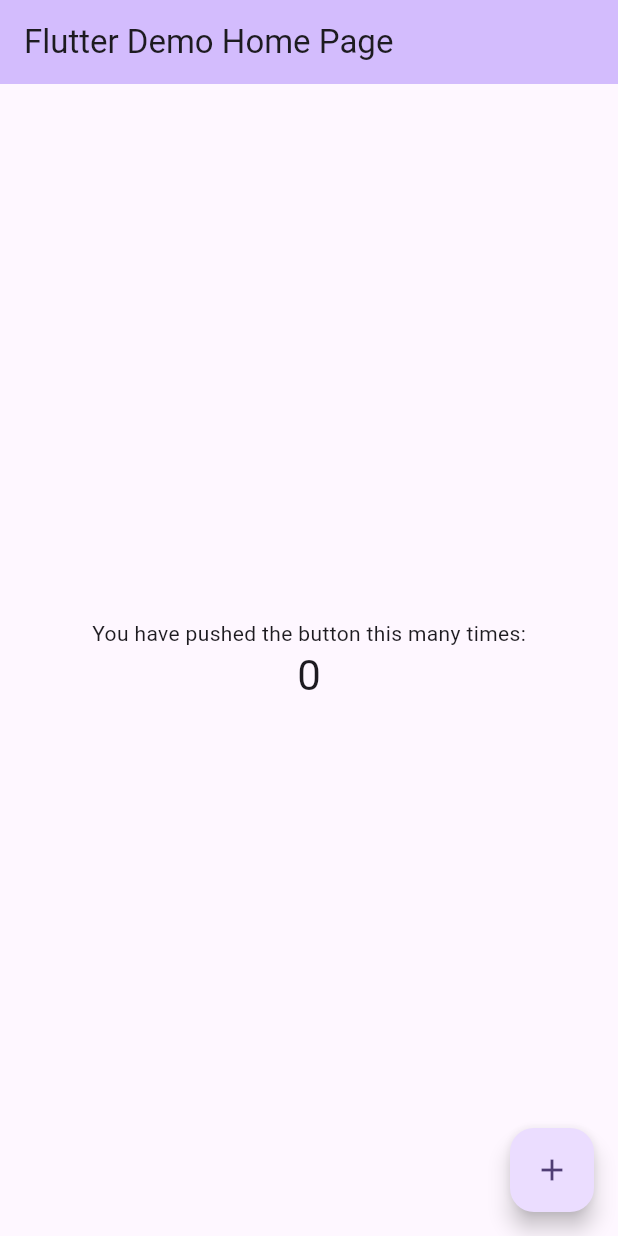
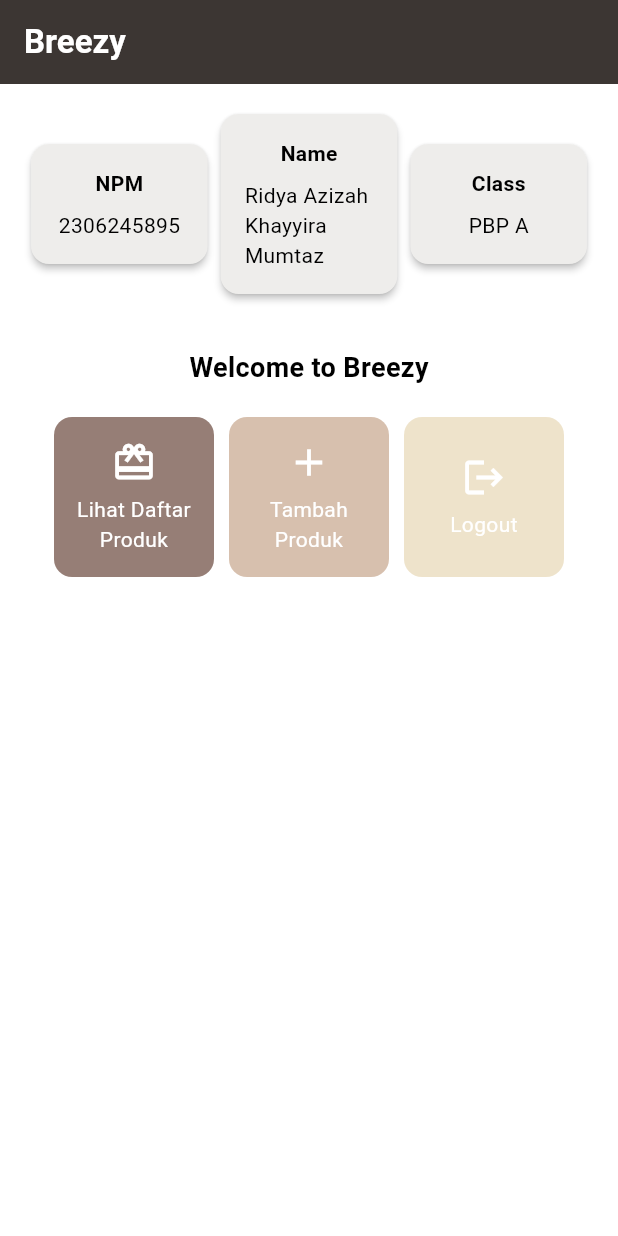
Before and after one commit to ridyaazizahkm/breezy-mobile, a Flutter app: the screen it shows after launch, on a phone screen of 412 x 824 dp. Run offline on Flutter 3.47's test engine with Material 3 defaults, Android fonts, the phone set to English and light mode, and no system bars.

Commit message:
tugas 7 selesai

```diff
--- a/lib/main.dart
+++ b/lib/main.dart
@@ -1,4 +1,5 @@
 import 'package:flutter/material.dart';
+import 'package:breezy/menu.dart';
 
 void main() {
   runApp(const MyApp());
@@ -28,98 +29,12 @@ class MyApp extends StatelessWidget {
         //
         // This works for code too, not just values: Most code changes can be
         // tested with just a hot reload.
-        colorScheme: ColorScheme.fromSeed(seedColor: Colors.deepPurple),
+        colorScheme: ColorScheme.fromSwatch(
+          primarySwatch: Colors.deepPurple,
+        ).copyWith(secondary: Colors.deepPurple[400]),
         useMaterial3: true,
       ),
-      home: const MyHomePage(title: 'Flutter Demo Home Page'),
+      home: MyHomePage(),
     );
   }
 }
-
-class MyHomePage extends StatefulWidget {
-  const MyHomePage({super.key, required this.title});
-
-  // This widget is the home page of your application. It is stateful, meaning
-  // that it has a State object (defined below) that contains fields that affect
-  // how it looks.
-
-  // This class is the configuration for the state. It holds the values (in this
-  // case the title) provided by the parent (in this case the App widget) and
-  // used by the build method of the State. Fields in a Widget subclass are
-  // always marked "final".
-
-  final String title;
-
-  @override
-  State<MyHomePage> createState() => _MyHomePageState();
-}
-
-class _MyHomePageState extends State<MyHomePage> {
-  int _counter = 0;
-
-  void _incrementCounter() {
-    setState(() {
-      // This call to setState tells the Flutter framework that something has
-      // changed in this State, which causes it to rerun the build method below
-      // so that the display can reflect the updated values. If we changed
-      // _counter without calling setState(), then the build method would not be
-      // called again, and so nothing would appear to happen.
-      _counter++;
-    });
-  }
-
-  @override
-  Widget build(BuildContext context) {
-    // This method is rerun every time setState is called, for instance as done
-    // by the _incrementCounter method above.
-    //
-    // The Flutter framework has been optimized to make rerunning build methods
-    // fast, so that you can just rebuild anything that needs updating rather
-    // than having to individually change instances of widgets.
-    return Scaffold(
-      appBar: AppBar(
-        // TRY THIS: Try changing the color here to a specific color (to
-        // Colors.amber, perhaps?) and trigger a hot reload to see the AppBar
-        // change color while the other colors stay the same.
-        backgroundColor: Theme.of(context).colorScheme.inversePrimary,
-        // Here we take the value from the MyHomePage object that was created by
-        // the App.build method, and use it to set our appbar title.
-        title: Text(widget.title),
-      ),
-      body: Center(
-        // Center is a layout widget. It takes a single child and positions it
-        // in the middle of the parent.
-        child: Column(
-          // Column is also a layout widget. It takes a list of children and
-          // arranges them vertically. By default, it sizes itself to fit its
-          // children horizontally, and tries to be as tall as its parent.
-          //
-          // Column has various properties to control how it sizes itself and
-          // how it positions its children. Here we use mainAxisAlignment to
-          // center the children vertically; the main axis here is the vertical
-          // axis because Columns are vertical (the cross axis would be
-          // horizontal).
-          //
-          // TRY THIS: Invoke "debug painting" (choose the "Toggle Debug Paint"
-          // action in the IDE, or press "p" in the console), to see the
-          // wireframe for each widget.
-          mainAxisAlignment: MainAxisAlignment.center,
-          children: <Widget>[
-            const Text(
-              'You have pushed the button this many times:',
-            ),
-            Text(
-              '$_counter',
-              style: Theme.of(context).textTheme.headlineMedium,
-            ),
-          ],
-        ),
-      ),
-      floatingActionButton: FloatingActionButton(
-        onPressed: _incrementCounter,
-        tooltip: 'Increment',
-        child: const Icon(Icons.add),
-      ), // This trailing comma makes auto-formatting nicer for build methods.
-    );
-  }
-}
--- /dev/null
+++ b/lib/menu.dart
@@ -0,0 +1,189 @@
+import 'package:flutter/material.dart';
+
+class MyHomePage extends StatelessWidget {
+  final String npm = '2306245895'; // NPM
+  final String name = 'Ridya Azizah Khayyira Mumtaz'; // Nama
+  final String className = 'PBP A'; // Kelas
+  MyHomePage({super.key});
+
+  final List<ItemHomepage> items = [
+    ItemHomepage("Lihat Daftar Produk", Icons.card_giftcard, Color(0xFF967E76)),
+    ItemHomepage("Tambah Produk", Icons.add, Color(0xFFD7C0AE)),
+    ItemHomepage("Logout", Icons.logout, Color(0xFFEEE3CB)),
+  ];
+
+  @override
+  Widget build(BuildContext context) {
+    // Scaffold menyediakan struktur dasar halaman dengan AppBar dan body.
+    return Scaffold(
+      // AppBar adalah bagian atas halaman yang menampilkan judul.
+      appBar: AppBar(
+        // Judul aplikasi
+        title: const Text(
+          'Breezy',
+          style: TextStyle(
+            color: Colors.white,
+            fontWeight: FontWeight.bold,
+          ),
+        ),
+        // Warna latar belakang AppBar diambil dari skema warna tema aplikasi.
+        backgroundColor: Color(0xFF3C3633),
+      ),
+      // Body halaman dengan padding di sekelilingnya.
+      body: Padding(
+        padding: const EdgeInsets.all(16.0),
+        // Menyusun widget secara vertikal dalam sebuah kolom.
+        child: Column(
+          crossAxisAlignment: CrossAxisAlignment.center,
+          children: [
+            // Row untuk menampilkan 3 InfoCard secara horizontal.
+            Row(
+              mainAxisAlignment: MainAxisAlignment.spaceEvenly,
+              children: [
+                InfoCard(title: 'NPM', content: npm),
+                InfoCard(title: 'Name', content: name),
+                InfoCard(title: 'Class', content: className),
+              ],
+            ),
+
+            // Memberikan jarak vertikal 16 unit.
+            const SizedBox(height: 16.0),
+
+            // Menempatkan widget berikutnya di tengah halaman.
+            Center(
+              child: Column(
+                // Menyusun teks dan grid item secara vertikal.
+
+                children: [
+                  // Menampilkan teks sambutan dengan gaya tebal dan ukuran 18.
+                  const Padding(
+                    padding: EdgeInsets.only(top: 16.0),
+                    child: Text(
+                      'Welcome to Breezy',
+                      style: TextStyle(
+                        fontWeight: FontWeight.bold,
+                        fontSize: 18.0,
+                      ),
+                    ),
+                  ),
+
+                  // Grid untuk menampilkan ItemCard dalam bentuk grid 3 kolom.
+                  GridView.count(
+                    primary: true,
+                    padding: const EdgeInsets.all(20),
+                    crossAxisSpacing: 10,
+                    mainAxisSpacing: 10,
+                    crossAxisCount: 3,
+                    // Agar grid menyesuaikan tinggi kontennya.
+                    shrinkWrap: true,
+
+                    // Menampilkan ItemCard untuk setiap item dalam list items.
+                    children: items.map((ItemHomepage item) {
+                      return ItemCard(item);
+                    }).toList(),
+                  ),
+                ],
+              ),
+            ),
+          ],
+        ),
+      ),
+    );
+  }
+}
+
+class ItemHomepage {
+     final String name;
+     final IconData icon;
+     final Color color;
+
+     ItemHomepage(this.name, this.icon, this.color);
+ }
+
+class ItemCard extends StatelessWidget {
+  // Menampilkan kartu dengan ikon dan nama.
+
+  final ItemHomepage item;
+
+  const ItemCard(this.item, {super.key});
+
+  @override
+  Widget build(BuildContext context) {
+    return Material(
+      // Menentukan warna latar belakang dari tema aplikasi.
+      color: item.color, // Menggunakan warna yang sudah didefinisikan
+      // Membuat sudut kartu melengkung.
+      borderRadius: BorderRadius.circular(12),
+
+      child: InkWell(
+        // Aksi ketika kartu ditekan.
+        onTap: () {
+          // Menampilkan pesan SnackBar saat kartu ditekan.
+          ScaffoldMessenger.of(context)
+            ..hideCurrentSnackBar()
+            ..showSnackBar(
+              SnackBar(content: Text("Kamu telah menekan tombol ${item.name}!"))
+            );
+        },
+        // Container untuk menyimpan Icon dan Text
+        child: Container(
+          padding: const EdgeInsets.all(8),
+          child: Center(
+            child: Column(
+              // Menyusun ikon dan teks di tengah kartu.
+              mainAxisAlignment: MainAxisAlignment.center,
+              children: [
+                Icon(
+                  item.icon,
+                  color: Colors.white,
+                  size: 30.0,
+                ),
+                const Padding(padding: EdgeInsets.all(3)),
+                Text(
+                  item.name,
+                  textAlign: TextAlign.center,
+                  style: const TextStyle(color: Colors.white),
+                ),
+              ],
+            ),
+          ),
+        ),
+      ),
+    );
+  }
+
+}
+
+class InfoCard extends StatelessWidget {
+  // Kartu informasi yang menampilkan title dan content.
+
+  final String title;  // Judul kartu.
+  final String content;  // Isi kartu.
+
+  const InfoCard({super.key, required this.title, required this.content});
+
+  @override
+  Widget build(BuildContext context) {
+    return Card(
+      // Membuat kotak kartu dengan bayangan dibawahnya.
+      elevation: 2.0,
+      color: Color(0xFFEEEDEB),
+      child: Container(
+        // Mengatur ukuran dan jarak di dalam kartu.
+        width: MediaQuery.of(context).size.width / 3.5, // menyesuaikan dengan lebar device yang digunakan.
+        padding: const EdgeInsets.all(16.0),
+        // Menyusun title dan content secara vertikal.
+        child: Column(
+          children: [
+            Text(
+              title,
+              style: const TextStyle(fontWeight: FontWeight.bold),
+            ),
+            const SizedBox(height: 8.0),
+            Text(content),
+          ],
+        ),
+      ),
+    );
+  }
+}
```
Also changed, not shown: 1 other file.
